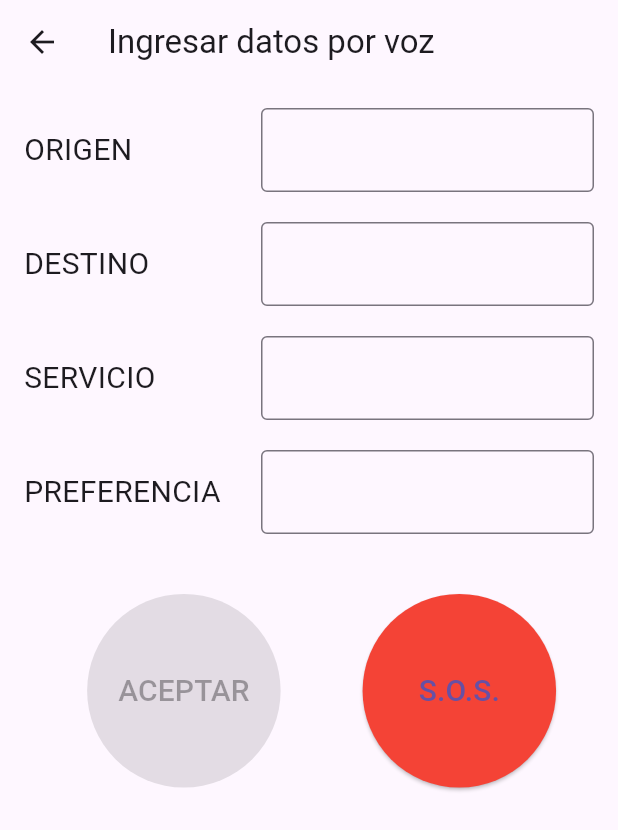
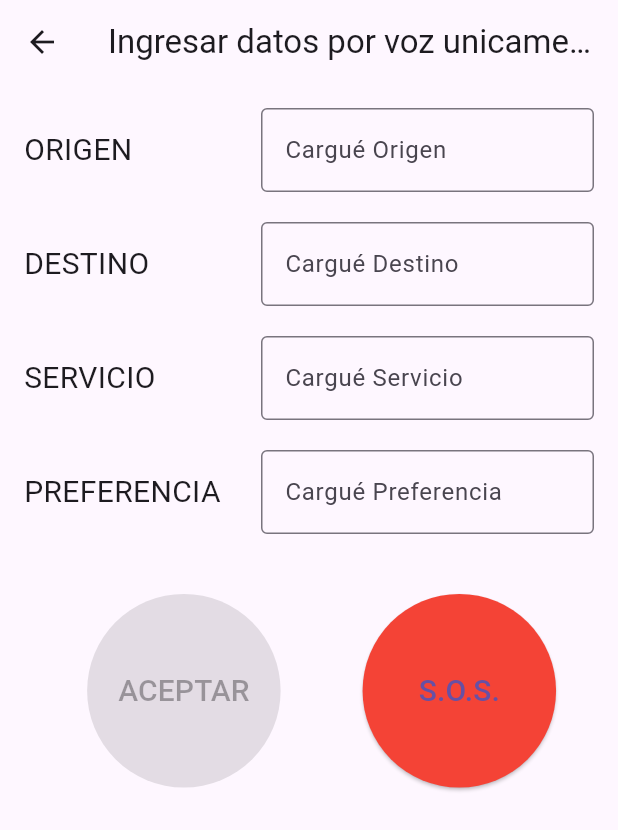
Before and after one commit to mmattico/Guio, a Flutter app: the AccesibleHome screen opened directly, on a phone screen of 412 x 824 dp. Shown: the top 830 px of the screen. Run offline on Flutter 3.47's test engine with Material 3 defaults, Android fonts, the phone set to English and light mode, and no system bars; our stand-ins replace flutter_compass, flutter_tts, pedometer, permission_handler, shared_preferences and 2 more; missing offline and left inert: dart:ffi; accounts and stored records are empty.

Commit message:
Pantalla seleccion navegacion accesible
- Fixes pedidos por usuario objetivo

```diff
--- a/UnlamProyecto/Frontend/guio_proyecto/lib/pages/home_page_accesible.dart
+++ b/UnlamProyecto/Frontend/guio_proyecto/lib/pages/home_page_accesible.dart
@@ -11,6 +11,7 @@ class AccesibleHome extends StatefulWidget {
   @override
   _AccesibleHome createState() => _AccesibleHome();
 }
+
 class _AccesibleHome extends State<AccesibleHome> {
   late stt.SpeechToText _speech;
   bool _isListening = false;
@@ -49,7 +50,7 @@ class _AccesibleHome extends State<AccesibleHome> {
     }).catchError((error) {
       print('Error al obtener nodos homepage: $error');
     });
-    speak("Bienvenido a Guio, por favor complete los campos para poder ayudarlo");
+    speak("Bienvenido, Los datos a ingresar serán únicamente por voz, por favor complete los campos que encontrara a la derecha de la pantalla para poder ayudarlo, luego presione aceptar, posee la opcion por boton de enviar una alerta si lo necesita");
   }
 
   @override
@@ -198,7 +199,7 @@ class _AccesibleHome extends State<AccesibleHome> {
   Widget build(BuildContext context) {
     return Scaffold(
       appBar: AppBar(
-        title: Text('Ingresar datos por voz'),
+        title: Text('Ingresar datos por voz unicamente'),
       ),
       body: Padding(
         padding: const EdgeInsets.all(16.0),
@@ -221,6 +222,7 @@ class _AccesibleHome extends State<AccesibleHome> {
   }
 
   Widget _buildLabelAndField(String label, int index, String text) {
+    String ayudita = colocarMayusculas(("cargué " + label));
     return Row(
       children: [
         Expanded(
@@ -240,6 +242,7 @@ class _AccesibleHome extends State<AccesibleHome> {
                 controller: TextEditingController(text: text),
                 readOnly: true,
                 decoration: InputDecoration(
+                  hintText: ayudita,
                   border: OutlineInputBorder(),
                 ),
               ),
@@ -286,7 +289,7 @@ class _AccesibleHome extends State<AccesibleHome> {
           style: ElevatedButton.styleFrom(
             shape: CircleBorder(),
             padding: EdgeInsets.all(50),
-            backgroundColor: Colors.red, // Cambiar el color a rojo para el botón S.O.S.
+            backgroundColor: Colors.red,
           ),
           child: Text(
             'S.O.S.',
@@ -299,7 +302,6 @@ class _AccesibleHome extends State<AccesibleHome> {
 
   Future<void> _triggerSOSAction() async {
     detenerReproduccion();
-
    await _listen(5, "Area de Emergencia");
    await  Future.delayed(Duration(milliseconds: 5000),(){});
 
@@ -312,7 +314,4 @@ class _AccesibleHome extends State<AccesibleHome> {
 
   }
 
-
-
-
 }
```
